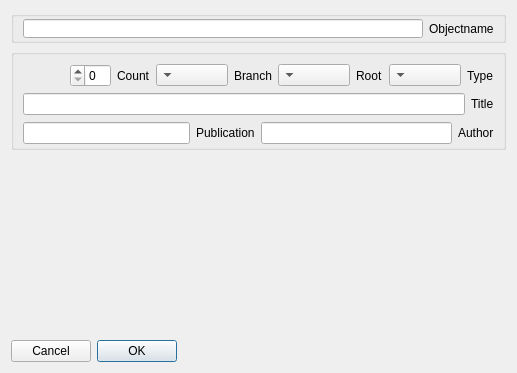
First picture: the form in Client/reghaabat/objectform.ui, repository nournia/ketabkhaane, before the edit.
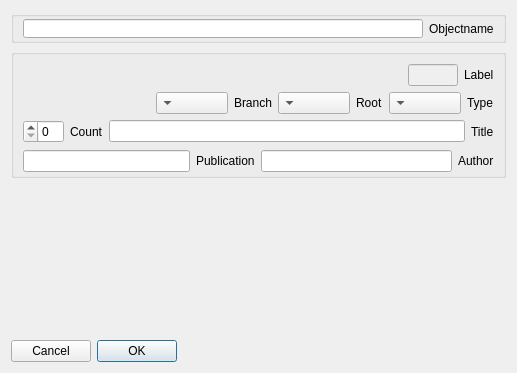
Second picture: the form after the edit. Custom widgets are drawn as their Qt base class.

Patch:
```diff
--- a/Client/reghaabat/objectform.ui
+++ b/Client/reghaabat/objectform.ui
@@ -55,6 +55,12 @@
      </layout>
     </widget>
    </item>
+   <item>
+    <widget class="QWidget" name="gData" native="true">
+     <layout class="QVBoxLayout" name="verticalLayout_4">
+      <property name="margin">
+       <number>0</number>
+      </property>
    <item>
     <widget class="QGroupBox" name="groupBox">
      <property name="title">
@@ -64,6 +70,43 @@
       <property name="bottomMargin">
        <number>2</number>
       </property>
+         <item>
+          <layout class="QHBoxLayout" name="horizontalLayout_4">
+           <item>
+            <widget class="QLabel" name="label_2">
+             <property name="text">
+              <string>Label</string>
+             </property>
+            </widget>
+           </item>
+           <item>
+            <widget class="QLineEdit" name="eLabel">
+             <property name="enabled">
+              <bool>false</bool>
+             </property>
+             <property name="maximumSize">
+              <size>
+               <width>50</width>
+               <height>16777215</height>
+              </size>
+             </property>
+            </widget>
+           </item>
+           <item>
+            <spacer name="horizontalSpacer_2">
+             <property name="orientation">
+              <enum>Qt::Horizontal</enum>
+             </property>
+             <property name="sizeHint" stdset="0">
+              <size>
+               <width>40</width>
+               <height>20</height>
+              </size>
+             </property>
+            </spacer>
+           </item>
+          </layout>
+         </item>
       <item>
        <layout class="QHBoxLayout" name="horizontalLayout">
         <item>
@@ -94,17 +137,7 @@
          </widget>
         </item>
         <item>
-         <widget class="QComboBox" name="cAgeClass"/>
-        </item>
-        <item>
-         <widget class="QLabel" name="label">
-          <property name="text">
-           <string>Count</string>
-          </property>
-         </widget>
-        </item>
-        <item>
-         <widget class="QSpinBox" name="spinBox"/>
+            <widget class="QComboBox" name="cBranch"/>
         </item>
         <item>
          <spacer name="horizontalSpacer">
@@ -133,6 +166,20 @@
         <item>
          <widget class="QLineEdit" name="eTitle"/>
         </item>
+           <item>
+            <widget class="QLabel" name="label">
+             <property name="text">
+              <string>Count</string>
+             </property>
+            </widget>
+           </item>
+           <item>
+            <widget class="QSpinBox" name="sCount">
+             <property name="maximum">
+              <number>10</number>
+             </property>
+            </widget>
+           </item>
        </layout>
       </item>
       <item>
@@ -189,7 +236,7 @@
      <property name="sizeHint" stdset="0">
       <size>
        <width>20</width>
-       <height>186</height>
+          <height>168</height>
       </size>
      </property>
     </spacer>
@@ -199,6 +246,9 @@
      <property name="standardButtons">
       <set>QDialogButtonBox::Cancel|QDialogButtonBox::Ok</set>
      </property>
+       </widget>
+      </item>
+     </layout>
     </widget>
    </item>
   </layout>
```
Left out of the diff: 6 changed lines with no effect on the pictures. Lines whose indentation alone changed are shown as unchanged.
